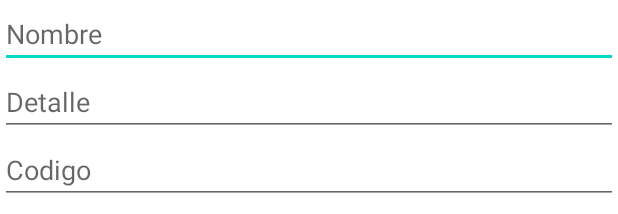
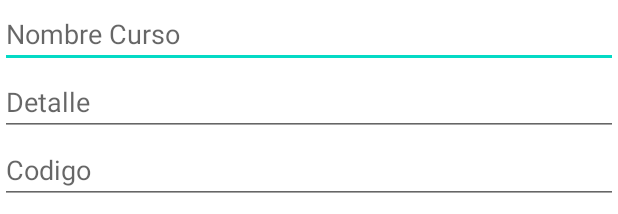
Before and after one commit to pacifi/MyAuxiliar, an Android app: the layout dialog_configuracion_curso_form.xml on its own in the app's theme, with its tools: preview values and no code run, on a phone screen of 412 x 824 dp. Shown: the top 214 px of the screen. Run offline under Robolectric (Android 15) with nearby library versions, the phone set to English and light mode, and no system bars.

Commit message:
lista solucionada provicional mente

```diff
--- a/app/src/main/res/layout/dialog_configuracion_curso_form.xml
+++ b/app/src/main/res/layout/dialog_configuracion_curso_form.xml
@@ -7,19 +7,25 @@
         android:id="@+id/edit_nombre_curso"
         android:layout_width="match_parent"
         android:layout_height="wrap_content"
-        android:hint="Nombre" />
+        android:autofillHints=""
+        android:hint="Nombre Curso"
+        android:inputType="textPersonName" />
 
     <EditText
         android:id="@+id/edit_detalle_curso"
         android:layout_width="match_parent"
         android:layout_height="wrap_content"
         android:layout_below="@+id/edit_nombre_curso"
-        android:hint="Detalle" />
+        android:autofillHints=""
+        android:hint="Detalle"
+        android:inputType="textPersonName" />
 
     <EditText
         android:id="@+id/edit_codigo_curso"
         android:layout_width="match_parent"
         android:layout_height="wrap_content"
         android:layout_below="@+id/edit_detalle_curso"
-        android:hint="Codigo" />
+        android:autofillHints=""
+        android:hint="Codigo"
+        android:inputType="textPersonName" />
 </RelativeLayout>
--- a/app/src/main/res/layout/fragment_configuracion_lista_curso.xml
+++ b/app/src/main/res/layout/fragment_configuracion_lista_curso.xml
@@ -90,7 +90,7 @@
         android:elevation="16dp"
         android:focusable="true"
         android:visibility="visible"
-        app:backgroundTint="#ffffff"
+        app:backgroundTint="@color/design_default_color_secondary"
         app:pressedTranslationZ="12dp"
         app:srcCompat="@drawable/ic_baseline_view_headline_24"
         tools:ignore="VectorDrawableCompat" />
```
Also changed, not shown: app/src/main/java/com/pacifi/app/api/Estudiante.java (added, +31 -0 lines), app/src/main/java/com/pacifi/app/ui/configuracion/ConfiguracionListaCurso.java (+17 -1 lines), app/src/main/res/drawable/ic_baseline_add_24.xml (+5 -5 lines), app/src/main/res/drawable/ic_baseline_cloud_upload_24.xml (+5 -5 lines), app/src/main/res/drawable/ic_baseline_view_headline_24.xml (+5 -5 lines), app/src/main/res/layout/custom_textview.xml (added, +7 -0 lines).
